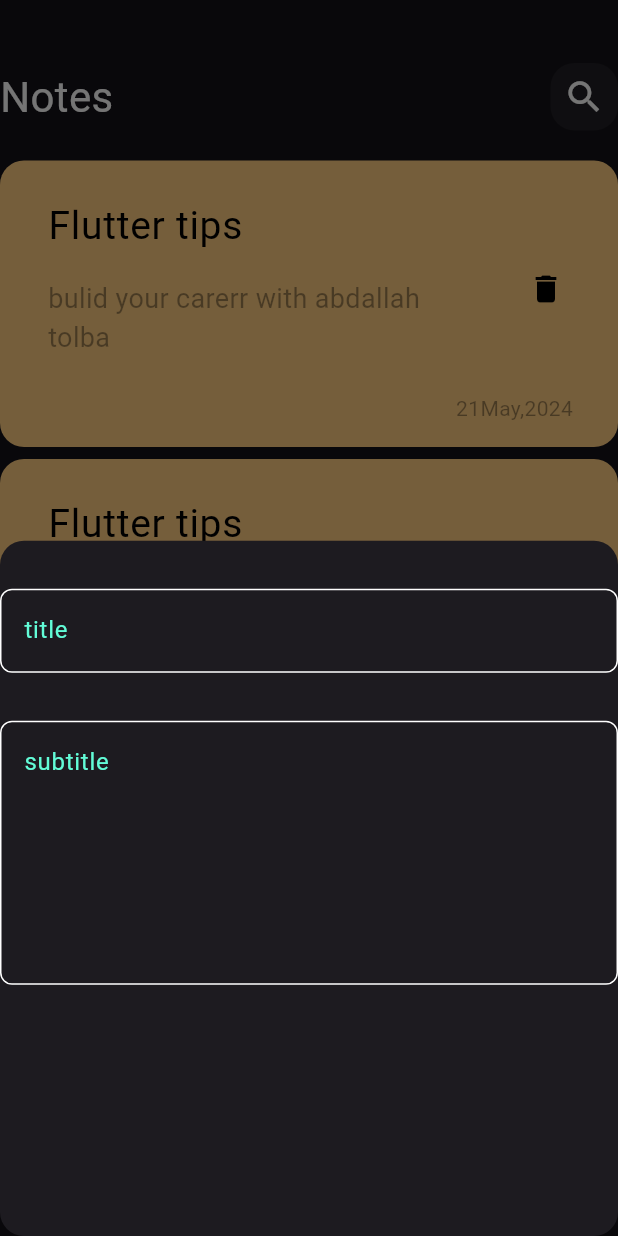
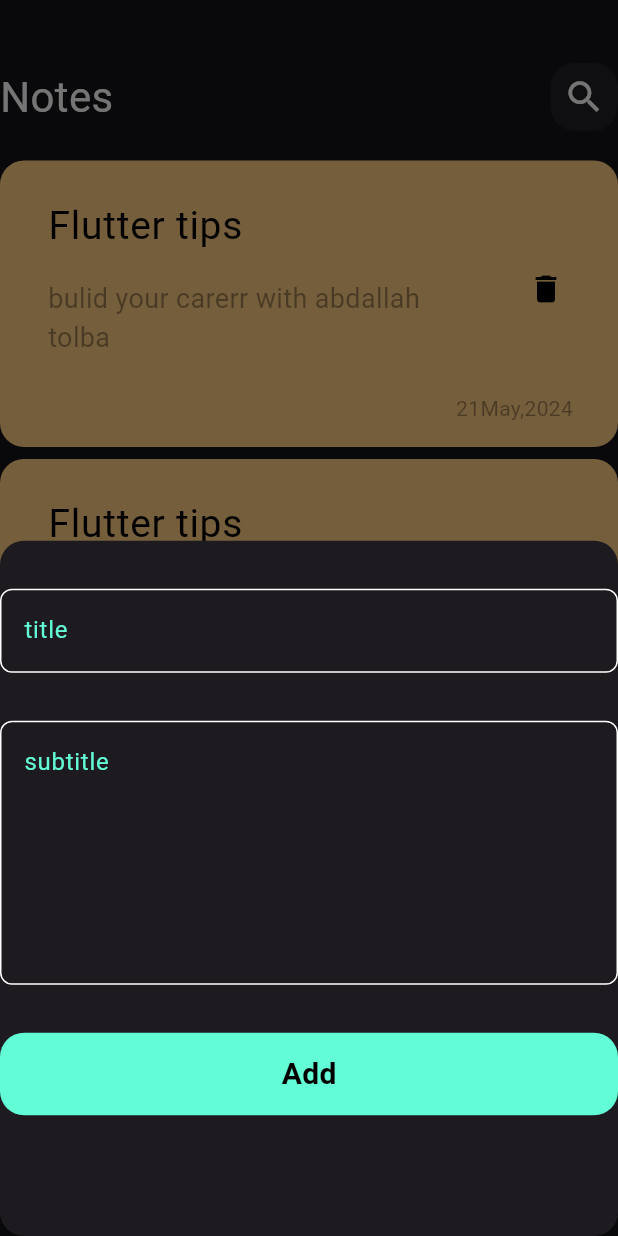
Before and after one commit to Abdallah1719/notes_tick_app, a Flutter app: the screen it shows after launch, after a tap on the "add" icon, on a phone screen of 412 x 824 dp. Run offline on Flutter 3.47's test engine with Material 3 defaults, Android fonts, the phone set to English and light mode, and no system bars.

```diff
--- a/notes_tick_app/lib/presentation/widgets/add_note_bottom_sheet.dart
+++ b/notes_tick_app/lib/presentation/widgets/add_note_bottom_sheet.dart
@@ -1,4 +1,5 @@
 import 'package:flutter/material.dart';
+import 'package:notes_tick_app/presentation/widgets/custom_button.dart';
 import 'package:notes_tick_app/presentation/widgets/custom_text_form_filed.dart';
 
 class AddNoteBottomSheet extends StatelessWidget {
@@ -19,6 +20,10 @@
           hint: 'subtitle',
           maxlines: 6,
         ),
+        SizedBox(
+          height: 32,
+        ),
+        CustomBUtton(),
       ],
     );
   }
--- a/notes_tick_app/lib/presentation/widgets/custom_app_bar.dart
+++ b/notes_tick_app/lib/presentation/widgets/custom_app_bar.dart
@@ -3,18 +3,19 @@
 import 'custom_search_icon.dart';
 
 class CustomAppBar extends StatelessWidget {
-  const CustomAppBar({super.key});
-
+  const CustomAppBar({super.key, required this.title ,required this.icon});
+  final String title;
+  final IconData icon;
   @override
   Widget build(BuildContext context) {
-    return const Row(
+    return  Row(
       children: [
         Text(
-          'Notes',
+          title,
           style: TextStyle(color: Colors.white, fontSize: 28),
         ),
         Spacer(),
-        CustomSearchIcon(),
+        CustomSearchIcon(icon: icon,),
       ],
     );
   }
--- /dev/null
+++ b/notes_tick_app/lib/presentation/widgets/custom_button.dart
@@ -0,0 +1,27 @@
+import 'package:flutter/material.dart';
+import 'package:notes_tick_app/constants/constants.dart';
+
+class CustomBUtton extends StatelessWidget {
+  const CustomBUtton({super.key,this.ontap});
+  final void Function()? ontap;
+  @override
+  Widget build(BuildContext context) {
+    return GestureDetector(
+      onTap: ontap,
+      child: Container(
+        width: MediaQuery.of(context).size.width,
+        height: 55,
+        decoration: BoxDecoration(
+          color: Kprimarycolor,
+          borderRadius: BorderRadius.circular(16),
+        ),
+        child: const Center(
+            child: Text(
+          'Add',
+          style: TextStyle(
+              color: Colors.black, fontWeight: FontWeight.bold, fontSize: 20),
+        )),
+      ),
+    );
+  }
+}
--- a/notes_tick_app/lib/presentation/widgets/custom_search_icon.dart
+++ b/notes_tick_app/lib/presentation/widgets/custom_search_icon.dart
@@ -1,9 +1,8 @@
 import 'package:flutter/material.dart';
 
 class CustomSearchIcon extends StatelessWidget {
-  const CustomSearchIcon({
-    super.key,
-  });
+ const CustomSearchIcon({super.key , required this.icon});
+  final IconData icon;
   @override
   Widget build(BuildContext context) {
     return Container(
@@ -12,9 +11,9 @@
       decoration: BoxDecoration(
           color: Colors.white.withOpacity(0.05),
           borderRadius: BorderRadius.circular(16)),
-      child: const Center(
+      child:  Center(
           child: Icon(
-        Icons.search,
+        icon,
         color: Colors.white,
         size: 28,
       )),
--- a/notes_tick_app/lib/presentation/widgets/notes_view_body.dart
+++ b/notes_tick_app/lib/presentation/widgets/notes_view_body.dart
@@ -12,7 +12,7 @@
         SizedBox(
           height: 42,
         ),
-        CustomAppBar(),
+        CustomAppBar(title: 'Notes', icon: Icons.search,),
         Expanded(child: NotesListView()),
       ],
     );
```
Also changed, not shown: notes_tick_app/lib/presentation/screens/edit_note_screen.dart (added, +10 -0 lines), notes_tick_app/lib/presentation/widgets/edit_screen_body.dart (added, +41 -0 lines).
